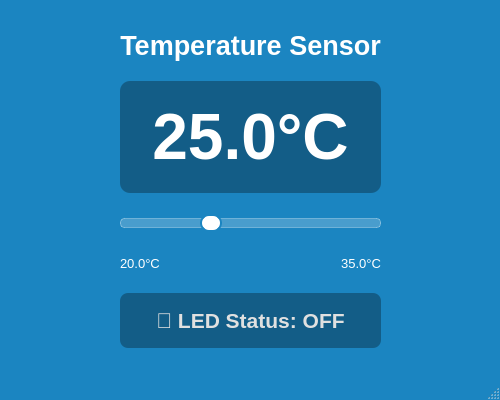
This is Modern_Cpp_Project/Implementation/sensors_actuators/sensors_actuators.ui in salah0eldin/Embedded_Linux_Diploma_Projects as Qt 5 draws it before an edit. The edited form follows.
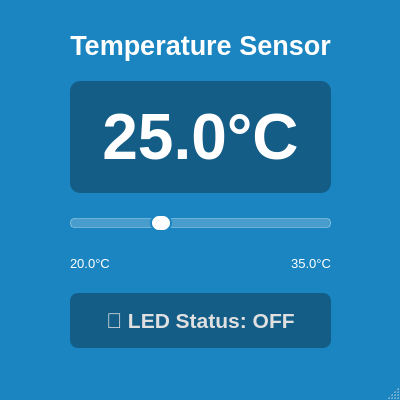
This is the edited form.

Diff of the .ui file:
```diff
--- a/Modern_Cpp_Project/Implementation/sensors_actuators/sensors_actuators.ui
+++ b/Modern_Cpp_Project/Implementation/sensors_actuators/sensors_actuators.ui
@@ -6,7 +6,7 @@
    <rect>
     <x>0</x>
     <y>0</y>
-    <width>500</width>
+    <width>400</width>
     <height>400</height>
    </rect>
   </property>
```
